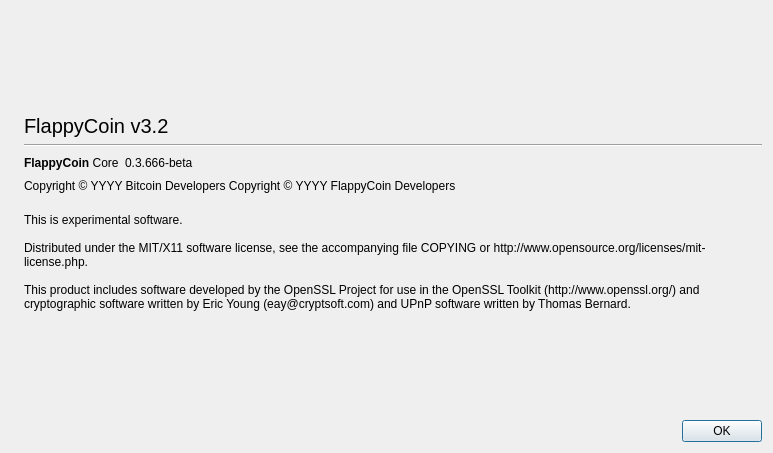
Qt form src/qt/forms/aboutdialog.ui (Crestington/flappycoin-master) before a commit.
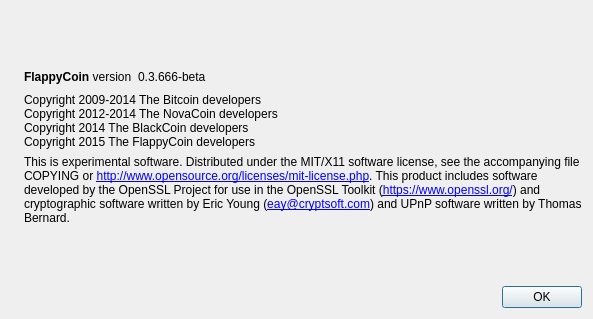
The same form after that commit. Icons and pictures are not drawn.

```diff
--- a/src/qt/forms/aboutdialog.ui
+++ b/src/qt/forms/aboutdialog.ui
@@ -6,8 +6,8 @@
    <rect>
     <x>0</x>
     <y>0</y>
-    <width>773</width>
-    <height>453</height>
+    <width>593</width>
+    <height>319</height>
    </rect>
   </property>
   <property name="windowTitle">
@@ -42,29 +42,6 @@
        </property>
       </spacer>
      </item>
-     <item>
-      <layout class="QHBoxLayout" name="horizontalLayout_3">
-       <item>
-        <widget class="QLabel" name="label_3">
-         <property name="font">
-          <font>
-           <pointsize>15</pointsize>
-          </font>
-         </property>
-         <property name="text">
-          <string>FlappyCoin v3.2</string>
-         </property>
-        </widget>
-       </item>
-      </layout>
-     </item>
-     <item>
-      <widget class="Line" name="line">
-       <property name="orientation">
-        <enum>Qt::Horizontal</enum>
-       </property>
-      </widget>
-     </item>
      <item>
       <layout class="QHBoxLayout" name="horizontalLayout">
        <item>
@@ -73,7 +50,7 @@
           <cursorShape>IBeamCursor</cursorShape>
          </property>
          <property name="text">
-          <string>&lt;html&gt;&lt;head/&gt;&lt;body&gt;&lt;p&gt;&lt;span style=&quot; font-weight:600;&quot;&gt;FlappyCoin &lt;/span&gt;Core&lt;/p&gt;&lt;/body&gt;&lt;/html&gt;</string>
+          <string>&lt;b&gt;FlappyCoin&lt;/b&gt; version</string>
          </property>
          <property name="textInteractionFlags">
           <set>Qt::LinksAccessibleByMouse|Qt::TextSelectableByKeyboard|Qt::TextSelectableByMouse</set>
@@ -114,11 +91,10 @@
         <cursorShape>IBeamCursor</cursorShape>
        </property>
        <property name="text">
-        <string notr="true">Copyright &amp;copy; YYYY Bitcoin Developers
-Copyright &amp;copy; YYYY FlappyCoin Developers</string>
-       </property>
-       <property name="textFormat">
-        <enum>Qt::RichText</enum>
+        <string>Copyright 2009-2014 The Bitcoin developers
+Copyright 2012-2014 The NovaCoin developers
+Copyright 2014 The BlackCoin developers
+Copyright 2015 The FlappyCoin developers</string>
        </property>
        <property name="textInteractionFlags">
         <set>Qt::LinksAccessibleByMouse|Qt::TextSelectableByKeyboard|Qt::TextSelectableByMouse</set>
@@ -134,9 +110,12 @@
         <string>
 This is experimental software.
 
-Distributed under the MIT/X11 software license, see the accompanying file COPYING or http://www.opensource.org/licenses/mit-license.php.
+Distributed under the MIT/X11 software license, see the accompanying file COPYING or &lt;a href=&quot;http://www.opensource.org/licenses/mit-license.php&quot;&gt;http://www.opensource.org/licenses/mit-license.php&lt;/a&gt;.
 
-This product includes software developed by the OpenSSL Project for use in the OpenSSL Toolkit (http://www.openssl.org/) and cryptographic software written by Eric Young (eay@cryptsoft.com) and UPnP software written by Thomas Bernard.</string>
+This product includes software developed by the OpenSSL Project for use in the OpenSSL Toolkit (&lt;a href=&quot;https://www.openssl.org/&quot;&gt;https://www.openssl.org/&lt;/a&gt;) and cryptographic software written by Eric Young (&lt;a href=&quot;mailto:eay@cryptsoft.com&quot;&gt;eay@cryptsoft.com&lt;/a&gt;) and UPnP software written by Thomas Bernard.</string>
+       </property>
+       <property name="textFormat">
+        <enum>Qt::RichText</enum>
        </property>
        <property name="wordWrap">
         <bool>true</bool>
```
